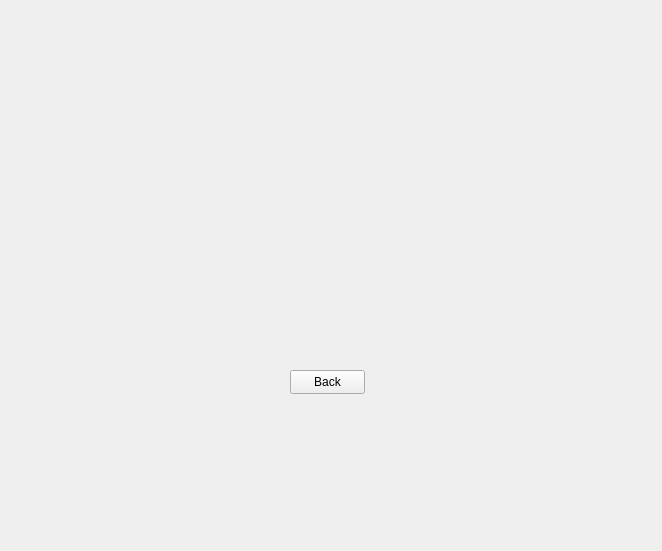
PerryVrajnitorincul26/proiectMCPP, file modules/UI/src/usermeniu.ui: the form before one commit.
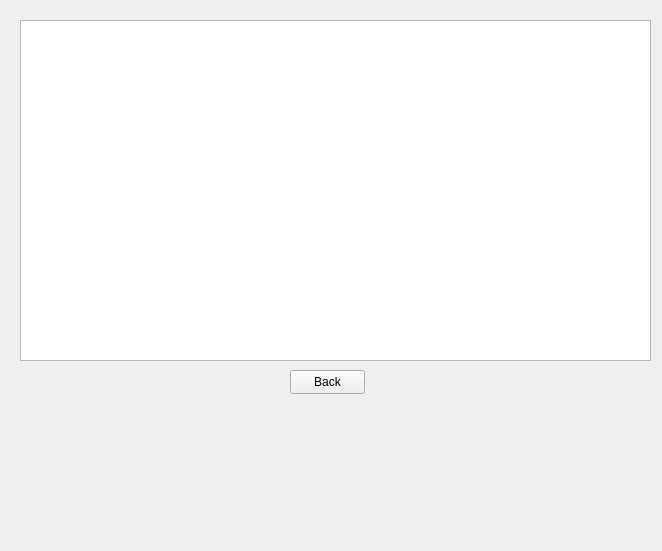
The form after the commit. The open tabs and pages were chosen to show the change.

Commit message: Recommended movies are displayed in UI

The edit to the form file:
```diff
--- a/modules/UI/src/usermeniu.ui
+++ b/modules/UI/src/usermeniu.ui
@@ -442,6 +442,16 @@
       <string>Back</string>
      </property>
     </widget>
+    <widget class="QTableView" name="recTableView">
+     <property name="geometry">
+      <rect>
+       <x>0</x>
+       <y>20</y>
+       <width>631</width>
+       <height>341</height>
+      </rect>
+     </property>
+    </widget>
    </widget>
    <widget class="QWidget" name="page_5"/>
   </widget>
```
Left out of the diff: 2 changed lines with no effect on the pictures. The commit also changes 1 other file.
